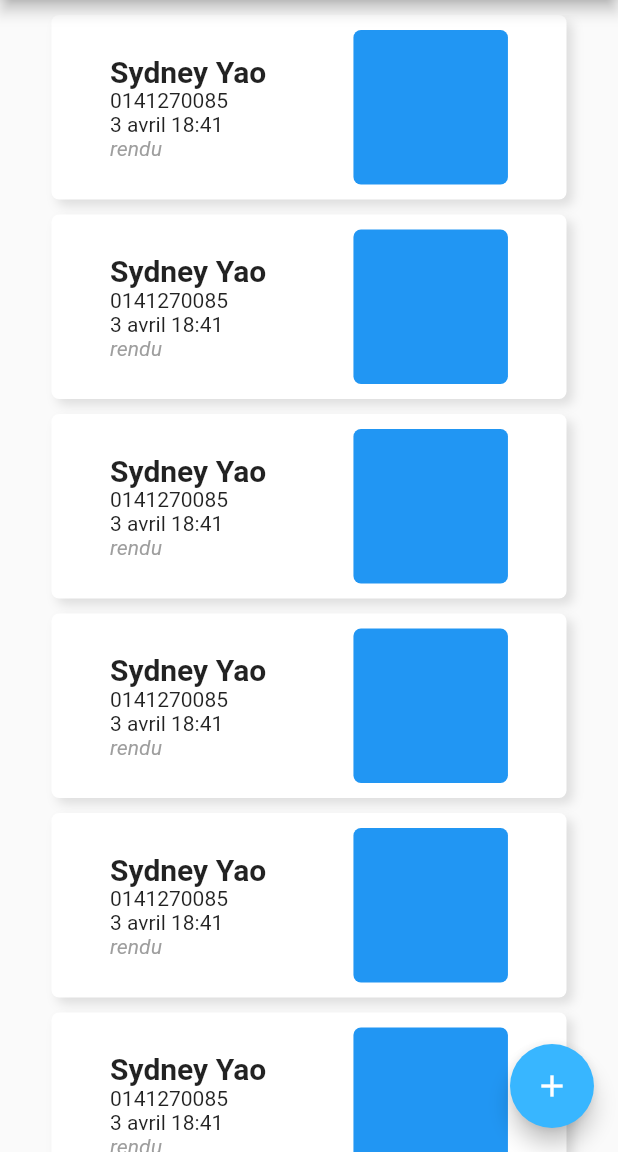
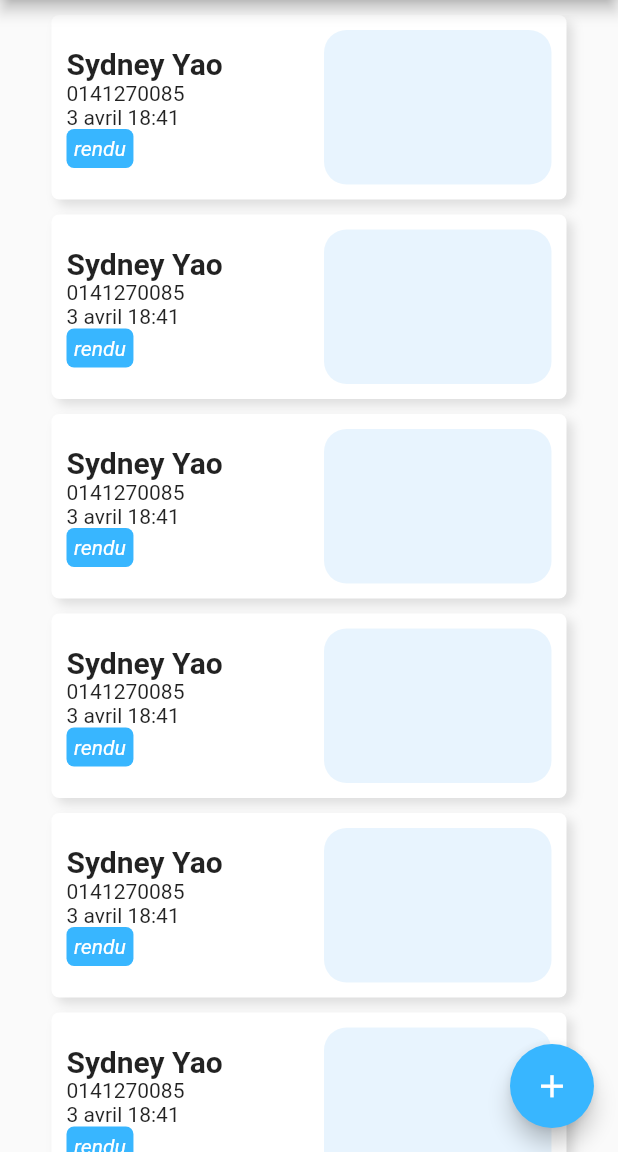
Before and after one commit to syyao/couture_manager, a Flutter app: the HomePage screen opened by its route, after a tap on the "add" icon, on a phone screen of 412 x 824 dp, the part 84-1236 px from its top. Run offline on Flutter 3.47's test engine with Material 2 defaults, Android fonts, the phone set to English and light mode, and no system bars.

Commit message:
modif et detail commande

```diff
--- a/lib/main.dart
+++ b/lib/main.dart
@@ -1,4 +1,5 @@
 import 'package:couture_manager/views/connexion_page.dart';
+import 'package:couture_manager/views/detail_Commande.dart';
 import 'package:couture_manager/views/homePage.dart';
 import 'package:flutter/material.dart';
 
@@ -14,6 +15,7 @@ class MyApp extends StatelessWidget {
   Widget build(BuildContext context) {
     return MaterialApp(
       title: 'Flutter Demo',
+      debugShowCheckedModeBanner: false,
       theme: ThemeData(
         primaryColor: Color.fromRGBO(56, 182, 255, 1),
         accentColor: Color.fromRGBO(56, 182, 255, 1),
@@ -23,6 +25,7 @@ class MyApp extends StatelessWidget {
         Inscription.routeName: (context) => Inscription(),
         Connexion.routeName: (context) => Connexion(),
         HomePage.routeName: (context) => HomePage(),
+        DetailCommande.routeName: (context) => DetailCommande(),
       },
     );
   }
--- /dev/null
+++ b/lib/views/detail_Commande.dart
@@ -0,0 +1,21 @@
+import 'package:flutter/material.dart';
+
+class DetailCommande extends StatelessWidget {
+  static const routeName = "DetailCommande";
+  @override
+  Widget build(BuildContext context) {
+    return Scaffold(
+      appBar: AppBar(
+        iconTheme: IconThemeData(color: Colors.white),
+        centerTitle: true,
+        title: Text(
+          "Details",
+          style: TextStyle(color: Colors.white),
+        ),
+      ),
+      body: Column(
+        children: [],
+      ),
+    );
+  }
+}
--- a/lib/views/drawerView.dart
+++ b/lib/views/drawerView.dart
@@ -5,10 +5,30 @@ class HomeDrawer extends StatelessWidget {
   Widget build(BuildContext context) {
     final heightDevice = MediaQuery.of(context).size.height;
     return Drawer(
+      child: Container(
+        padding: EdgeInsets.symmetric(vertical: 30),
         child: Column(
           mainAxisAlignment: MainAxisAlignment.center,
           crossAxisAlignment: CrossAxisAlignment.center,
           children: [
+            Padding(
+              padding: const EdgeInsets.only(left: 10),
+              child: Row(
+                children: [
+                  Container(
+                    height: 30,
+                    width: 30,
+                    decoration: BoxDecoration(
+                        color: Colors.blue[100], shape: BoxShape.circle),
+                  ),
+                  SizedBox(width: 10),
+                  Flexible(
+                    child: Text('lesyde@outlook.fr'),
+                  ),
+                ],
+              ),
+            ),
+            SizedBox(height: heightDevice / 5),
             Container(
               padding: EdgeInsets.all(10),
               child: Row(
@@ -61,7 +81,7 @@ class HomeDrawer extends StatelessWidget {
                 ],
               ),
             ),
-          SizedBox(height: heightDevice / 4),
+            Spacer(),
             Container(
               padding: EdgeInsets.all(10),
               child: Row(
@@ -74,8 +94,9 @@ class HomeDrawer extends StatelessWidget {
                   Text('Deconnexion', style: TextStyle(color: Colors.black))
                 ],
               ),
-          )
+            ),
           ],
+        ),
       ),
     );
   }
--- a/lib/views/homePage.dart
+++ b/lib/views/homePage.dart
@@ -1,3 +1,4 @@
+import 'package:couture_manager/views/detail_Commande.dart';
 import 'package:flutter/material.dart';
 
 import 'drawerView.dart';
@@ -31,7 +32,11 @@ class HomePage extends StatelessWidget {
             return Row(
               mainAxisAlignment: MainAxisAlignment.center,
               children: [
-                Container(
+                InkWell(
+                  onTap: () {
+                    Navigator.pushNamed(context, DetailCommande.routeName);
+                  },
+                  child: Container(
                     padding: EdgeInsets.all(10),
                     width: widthDevice / 1.2,
                     decoration: BoxDecoration(
@@ -46,13 +51,13 @@ class HomePage extends StatelessWidget {
                       ],
                     ),
                     child: Row(
-                    mainAxisAlignment: MainAxisAlignment.spaceAround,
                       children: [
-                      Column(
+                        Expanded(
+                          child: Column(
                             crossAxisAlignment: CrossAxisAlignment.start,
                             children: [
                               Text(
-                            'Sydney Yao',
+                                """Sydney Yao""",
                                 style: TextStyle(
                                     fontSize: 20, fontWeight: FontWeight.bold),
                               ),
@@ -63,22 +68,33 @@ class HomePage extends StatelessWidget {
                                 '3 avril 18:41',
                                 style: TextStyle(),
                               ),
-                          Text(
+                              Container(
+                                padding: EdgeInsets.all(5),
+                                decoration: BoxDecoration(
+                                    color: Color.fromRGBO(56, 182, 255, 1),
+                                    borderRadius: BorderRadius.circular(5)),
+                                child: Text(
                                   'rendu',
                                   style: TextStyle(
                                       fontStyle: FontStyle.italic,
-                                color: Colors.grey),
+                                      color: Colors.white),
+                                ),
                               ),
                             ],
                           ),
-                      Container(
+                        ),
+                        SizedBox(width: 20),
+                        Expanded(
+                          child: Container(
                             height: heightDevice / 8,
-                        width: heightDevice / 8,
+                            width: heightDevice / 7,
                             decoration: BoxDecoration(
-                            color: Colors.blue,
-                            borderRadius: BorderRadius.circular(5)),
+                                color: Colors.blue.withOpacity(0.1),
+                                borderRadius: BorderRadius.circular(15)),
+                          ),
                         )
                       ],
+                    ),
                   ),
                 ),
               ],
@@ -87,7 +103,11 @@ class HomePage extends StatelessWidget {
         ),
       ),
       floatingActionButton: FloatingActionButton(
-        child: Icon(Icons.add, color: Colors.white),
+        child: Icon(
+          Icons.add,
+          color: Colors.white,
+          size: 25,
+        ),
         onPressed: () {},
       ),
     );
```
Lines whose indentation alone changed are shown as unchanged.
